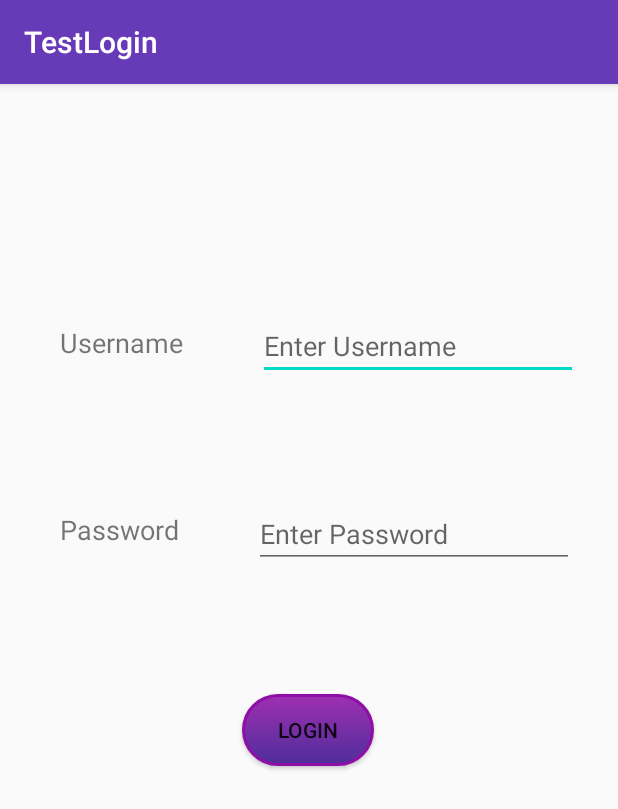
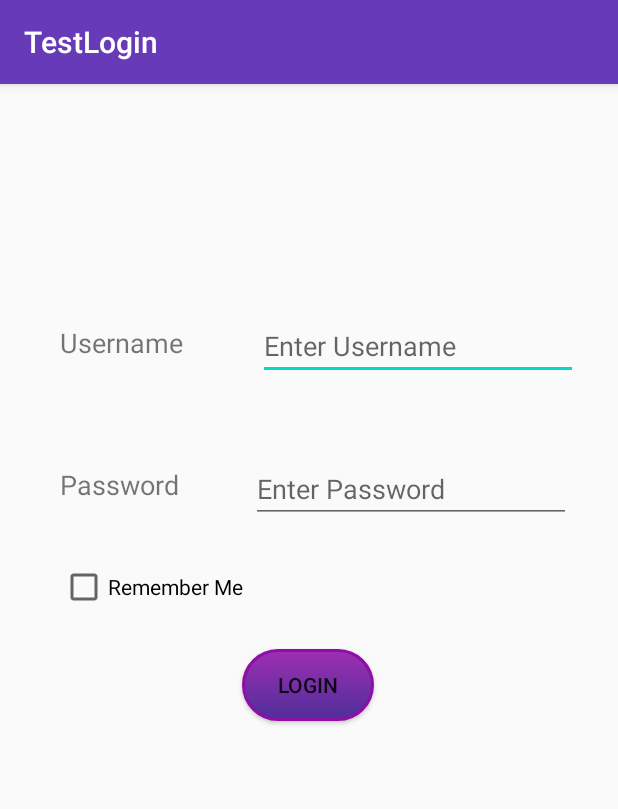
Before and after one commit to amolmhatre/LoginFlow, an Android app: the screen it shows after launch (MainActivity), on a phone screen of 412 x 824 dp. Shown: the top 809 px of the screen. Run offline under Robolectric (Android 15) with nearby library versions, the phone set to English and light mode, and no system bars.

```diff
--- a/app/src/main/java/com/amol/testlogin/MainActivity.java
+++ b/app/src/main/java/com/amol/testlogin/MainActivity.java
@@ -6,6 +6,8 @@ import android.content.Intent;
 import android.os.Bundle;
 import android.util.Log;
 import android.view.View;
+import android.widget.CheckBox;
+import android.widget.Checkable;
 import android.widget.EditText;
 import android.widget.TextView;
 import android.widget.Toast;
@@ -14,17 +16,25 @@ public class MainActivity extends AppCompatActivity {
 
     String TAG = "com.amol.testlogin/MainActivity";
     EditText etUsername,etPassword;
+    CheckBox checkRememberMe;
+
     @Override
     protected void onCreate(Bundle savedInstanceState) {
         super.onCreate(savedInstanceState);
         setContentView(R.layout.activity_main);
-        etUsername = findViewById(R.id.etUsername);
-        etPassword = findViewById(R.id.etPassword);
+        etUsername = (EditText)findViewById(R.id.etUsername);
+        etPassword = (EditText)findViewById(R.id.etPassword);
+        checkRememberMe = (CheckBox)findViewById(R.id.checkRememberMe);
     }
 
     public void Login(View view){
+        /**Check if user have checked remember me box. If yes, store details in shared preferences*/
+        if (checkRememberMe.isChecked()) {
+            Log.d(TAG,"User details exist");
+            Toast.makeText(this,"User details exist",Toast.LENGTH_SHORT).show();
+        }
 //        if("amol".equals(etUsername.getText().toString()) && "1234".equals(etPassword.getText().toString())){
-          if (true){
+        if (true){
               /** Starting new actiity */
             Intent intent = new Intent(getApplicationContext(),HomePage.class);
             intent.putExtra("root","toor"); /**We are adding this security feature to prevent backdoor entry to homepage*/
--- a/app/src/main/res/layout/activity_main.xml
+++ b/app/src/main/res/layout/activity_main.xml
@@ -30,28 +30,28 @@
         app:layout_constraintStart_toEndOf="@+id/tvUser"
         app:layout_constraintTop_toTopOf="parent" />
 
+    <EditText
+        android:id="@+id/etPassword"
+        android:layout_width="wrap_content"
+        android:layout_height="wrap_content"
+        android:layout_marginStart="48dp"
+        android:layout_marginTop="50dp"
+        android:ems="10"
+        android:hint="@string/enterPassword"
+        android:inputType="textPassword"
+        app:layout_constraintStart_toEndOf="@+id/tvPass"
+        app:layout_constraintTop_toBottomOf="@+id/etUsername" />
+
     <TextView
         android:id="@+id/tvPass"
         android:layout_width="wrap_content"
         android:layout_height="wrap_content"
         android:layout_marginStart="40dp"
-        android:layout_marginTop="100dp"
+        android:layout_marginTop="70dp"
         android:text="@string/password"
         android:textSize="18sp"
         app:layout_constraintStart_toStartOf="parent"
         app:layout_constraintTop_toBottomOf="@+id/tvUser" />
-
-    <EditText
-        android:id="@+id/etPassword"
-        android:layout_width="wrap_content"
-        android:layout_height="wrap_content"
-        android:layout_marginStart="50dp"
-        android:layout_marginTop="80dp"
-        android:ems="10"
-        android:hint="@string/enterPassword"
-        android:inputType="textPassword"
-        app:layout_constraintStart_toEndOf="@+id/tvPass"
-        app:layout_constraintTop_toBottomOf="@+id/etUsername" />
 
     <Button
         android:id="@+id/button"
@@ -66,4 +66,14 @@
         app:layout_constraintStart_toStartOf="parent"
         app:layout_constraintTop_toBottomOf="@+id/etPassword" />
 
+    <CheckBox
+        android:id="@+id/checkRememberMe"
+        android:layout_width="wrap_content"
+        android:layout_height="wrap_content"
+        android:layout_marginStart="40dp"
+        android:layout_marginTop="40dp"
+        android:text="Remember Me"
+        app:layout_constraintStart_toStartOf="parent"
+        app:layout_constraintTop_toBottomOf="@+id/tvPass" />
+
 </androidx.constraintlayout.widget.ConstraintLayout>
--- a/app/src/main/res/menu/homemenu.xml
+++ b/app/src/main/res/menu/homemenu.xml
@@ -22,6 +22,9 @@
             <item android:id="@+id/logout"
                 android:title="@string/logout"
                 android:icon="@drawable/logout"/>
+            <item android:id="@+id/aboutUs"
+                android:title="@string/aboutUs"
+                android:icon="@drawable/about_us"/>
         </menu>
     </item>
 </menu>
--- a/app/src/main/res/values/colors.xml
+++ b/app/src/main/res/values/colors.xml
@@ -4,4 +4,7 @@
     <color name="colorPrimaryDark">#4F2E9A</color>
     <color name="colorAccent">#03DAC5</color>
     <color name="colorContrast">#9E2FB2</color>
+    <color name="eighty_lavender">#CCDCD0F0</color>
+    <color name="clock">#CC966FD6</color>
+
 </resources>
--- a/app/src/main/res/values/strings.xml
+++ b/app/src/main/res/values/strings.xml
@@ -1,14 +1,22 @@
 <resources>
     <string name="app_name">TestLogin</string>
+
+    <!-- Login screen string values -->
+    <string name="password">Password</string>
+    <string name="enterPassword">Enter Password</string>
+    <string name="username">Username</string>
+    <string name="enterUsername">Enter Username</string>
+    <string name="login">Login</string>
+
+    <!-- Home screen menu items -->
     <string name="userProfile">User Profile</string>
     <string name="home">Home</string>
     <string name="settings">Settings</string>
     <string name="logout">Logout</string>
     <string name="search">Search</string>
-    <string name="password">Password</string>
-    <string name="enterPassword">Enter Password</string>
-    <string name="username">Username</string>
-    <string name="enterUsername">Enter Username</string>
-    <string name="login">Login</string>
+    <string name="aboutUs">About Us</string>
     <string name="welcome">Welcome</string>
+
+
+
 </resources>
```
Also changed, not shown: app/src/main/java/com/amol/testlogin/HomePage.java (+31 -0 lines), app/src/main/java/com/amol/testlogin/PopTime.java (added, +45 -0 lines), app/src/main/res/layout/pop_time.xml (added, +40 -0 lines), app/src/main/res/layout/show_about_us.xml (added, +34 -0 lines), app/src/main/res/drawable/about_us.png (added), 2 other files.
